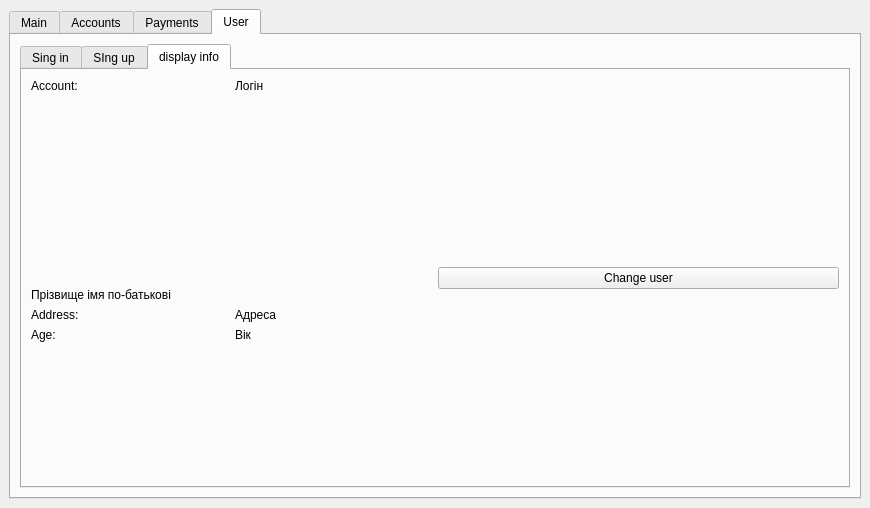
First picture: the form in coursework/mainwindow.ui, repository YahodaVitalii/Coursework, before the edit.
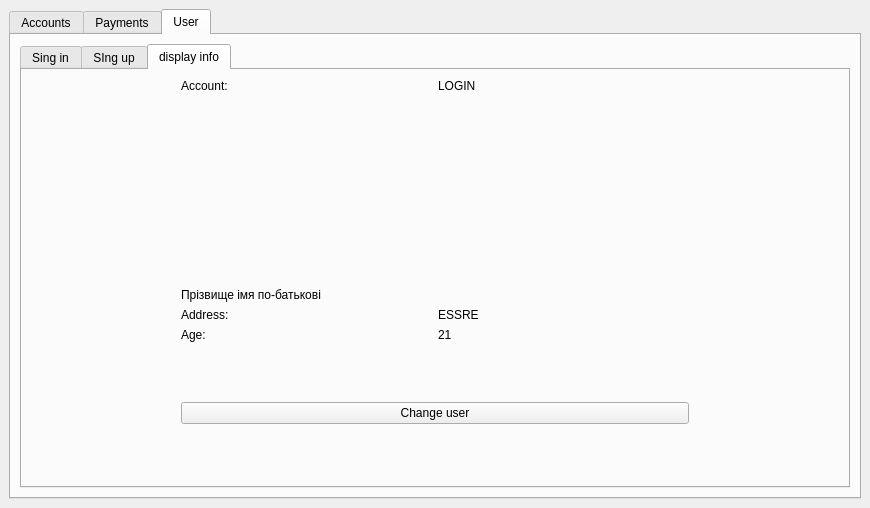
Second picture: the form after the edit. The open tabs and pages were chosen to show the change. Icons and pictures are not drawn.

Patch:
```diff
--- a/coursework/mainwindow.ui
+++ b/coursework/mainwindow.ui
@@ -71,93 +71,6 @@
       <property name="elideMode">
        <enum>Qt::ElideMiddle</enum>
       </property>
-      <widget class="QWidget" name="tab_main">
-       <attribute name="title">
-        <string>Main</string>
-       </attribute>
-       <widget class="QWidget" name="">
-        <property name="geometry">
-         <rect>
-          <x>660</x>
-          <y>0</y>
-          <width>141</width>
-          <height>61</height>
-         </rect>
-        </property>
-        <layout class="QVBoxLayout" name="verticalLayout_31">
-         <item>
-          <layout class="QHBoxLayout" name="horizontalLayout">
-           <item>
-            <widget class="QLabel" name="label_username">
-             <property name="minimumSize">
-              <size>
-               <width>30</width>
-               <height>30</height>
-              </size>
-             </property>
-             <property name="maximumSize">
-              <size>
-               <width>40</width>
-               <height>40</height>
-              </size>
-             </property>
-             <property name="text">
-              <string/>
-             </property>
-             <property name="pixmap">
-              <pixmap>../Image/user.png</pixmap>
-             </property>
-             <property name="scaledContents">
-              <bool>true</bool>
-             </property>
-            </widget>
-           </item>
-           <item>
-            <widget class="QLabel" name="label_userData_main_login">
-             <property name="sizePolicy">
-              <sizepolicy hsizetype="Preferred" vsizetype="Preferred">
-               <horstretch>0</horstretch>
-               <verstretch>0</verstretch>
-              </sizepolicy>
-             </property>
-             <property name="text">
-              <string>User Name</string>
-             </property>
-            </widget>
-           </item>
-          </layout>
-         </item>
-         <item>
-          <layout class="QHBoxLayout" name="horizontalLayout_26">
-           <item>
-            <widget class="QLabel" name="label_23">
-             <property name="font">
-              <font>
-               <pointsize>8</pointsize>
-              </font>
-             </property>
-             <property name="text">
-              <string>Balance:</string>
-             </property>
-            </widget>
-           </item>
-           <item>
-            <widget class="QLabel" name="label_userData_main_balance">
-             <property name="font">
-              <font>
-               <pointsize>8</pointsize>
-              </font>
-             </property>
-             <property name="text">
-              <string>0.0</string>
-             </property>
-            </widget>
-           </item>
-          </layout>
-         </item>
-        </layout>
-       </widget>
-      </widget>
       <widget class="QWidget" name="tab_accounts">
        <attribute name="title">
         <string>Accounts</string>
@@ -1117,6 +1030,22 @@
               <string>display info</string>
              </attribute>
              <layout class="QHBoxLayout" name="horizontalLayout_6">
+              <item>
+               <spacer name="horizontalSpacer_16">
+                <property name="orientation">
+                 <enum>Qt::Horizontal</enum>
+                </property>
+                <property name="sizeType">
+                 <enum>QSizePolicy::Fixed</enum>
+                </property>
+                <property name="sizeHint" stdset="0">
+                 <size>
+                  <width>150</width>
+                  <height>20</height>
+                 </size>
+                </property>
+               </spacer>
+              </item>
               <item>
                <layout class="QVBoxLayout" name="verticalLayout_23">
                 <item>
@@ -1131,7 +1060,7 @@
                   <item>
                    <widget class="QLabel" name="label_userLogin">
                     <property name="text">
-                     <string>Логін</string>
+                     <string>LOGIN</string>
                     </property>
                    </widget>
                   </item>
@@ -1171,7 +1100,7 @@
                     <item>
                      <widget class="QLabel" name="label_userAddress">
                       <property name="text">
-                       <string>Адреса </string>
+                       <string>ESSRE</string>
                       </property>
                      </widget>
                     </item>
@@ -1189,12 +1118,44 @@
                     <item>
                      <widget class="QLabel" name="label_userAge">
                       <property name="text">
-                       <string>Вік</string>
+                       <string>21</string>
                       </property>
                      </widget>
                     </item>
                    </layout>
                   </item>
+                  <item>
+                   <spacer name="verticalSpacer_12">
+                    <property name="orientation">
+                     <enum>Qt::Vertical</enum>
+                    </property>
+                    <property name="sizeHint" stdset="0">
+                     <size>
+                      <width>20</width>
+                      <height>40</height>
+                     </size>
+                    </property>
+                   </spacer>
+                  </item>
+                  <item>
+                   <widget class="QPushButton" name="pushButton">
+                    <property name="sizePolicy">
+                     <sizepolicy hsizetype="Minimum" vsizetype="Fixed">
+                      <horstretch>0</horstretch>
+                      <verstretch>0</verstretch>
+                     </sizepolicy>
+                    </property>
+                    <property name="minimumSize">
+                     <size>
+                      <width>0</width>
+                      <height>0</height>
+                     </size>
+                    </property>
+                    <property name="text">
+                     <string>Change user</string>
+                    </property>
+                   </widget>
+                  </item>
                   <item>
                    <spacer name="verticalSpacer_5">
                     <property name="orientation">
@@ -1213,41 +1174,20 @@
                </layout>
               </item>
               <item>
-               <layout class="QVBoxLayout" name="verticalLayout_24">
-                <item>
-                 <spacer name="verticalSpacer_4">
-                  <property name="orientation">
-                   <enum>Qt::Vertical</enum>
-                  </property>
-                  <property name="sizeHint" stdset="0">
-                   <size>
-                    <width>20</width>
-                    <height>40</height>
-                   </size>
-                  </property>
-                 </spacer>
-                </item>
-                <item>
-                 <widget class="QPushButton" name="pushButton">
-                  <property name="text">
-                   <string>Change user</string>
-                  </property>
-                 </widget>
-                </item>
-                <item>
-                 <spacer name="verticalSpacer_3">
-                  <property name="orientation">
-                   <enum>Qt::Vertical</enum>
-                  </property>
-                  <property name="sizeHint" stdset="0">
-                   <size>
-                    <width>20</width>
-                    <height>40</height>
-                   </size>
-                  </property>
-                 </spacer>
-                </item>
-               </layout>
+               <spacer name="horizontalSpacer_17">
+                <property name="orientation">
+                 <enum>Qt::Horizontal</enum>
+                </property>
+                <property name="sizeType">
+                 <enum>QSizePolicy::Fixed</enum>
+                </property>
+                <property name="sizeHint" stdset="0">
+                 <size>
+                  <width>150</width>
+                  <height>20</height>
+                 </size>
+                </property>
+               </spacer>
               </item>
              </layout>
             </widget>
```
Left out of the diff: 196 changed lines with no effect on the pictures.
